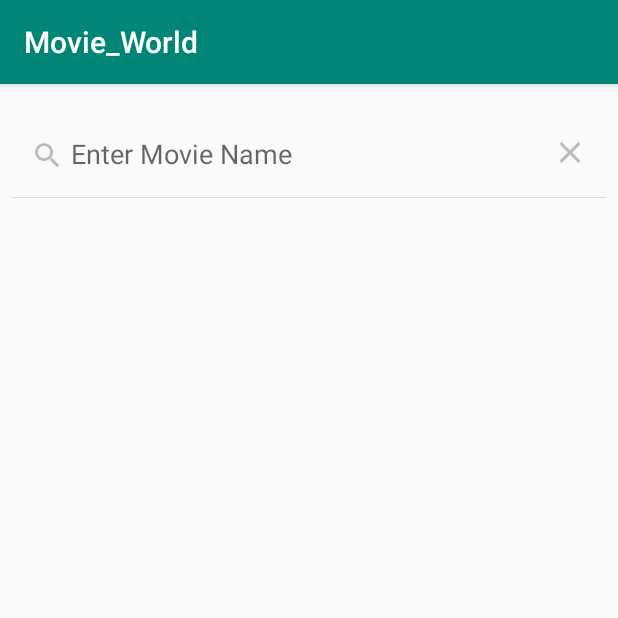
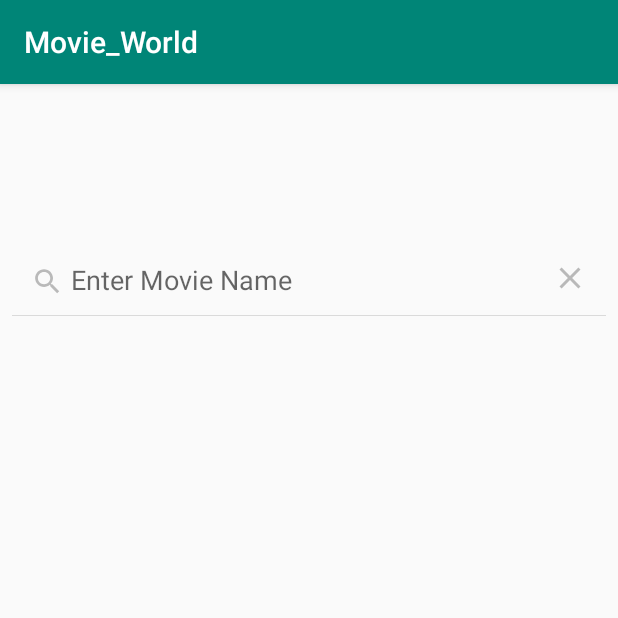
Before and after one commit to Charnpreet/Movie_World, an Android app: the fragment search_in_movies shown on its own in the app's theme, after a tap on "Search", on a phone screen of 412 x 824 dp, the top half of it. Run offline under Robolectric (Android 15) with nearby library versions, the phone set to English and light mode, and no system bars.

Commit message:
search fragment added

```diff
--- a/app/src/main/res/layout/display_movie_fragment.xml
+++ b/app/src/main/res/layout/display_movie_fragment.xml
@@ -7,12 +7,13 @@
 
     <android.support.design.widget.CollapsingToolbarLayout
             android:layout_width="match_parent"
-            android:layout_height="60dp"
+            android:layout_height="50dp"
             ads:layout_constraintEnd_toEndOf="parent"
             ads:layout_constraintStart_toStartOf="parent"
-            ads:layout_constraintTop_toTopOf="parent"
             android:id="@+id/collapsingToolbarLayout"
-            android:layout_marginTop="16dp">
+            ads:layout_constraintTop_toTopOf="parent" android:layout_marginTop="100dp"
+            android:layout_marginBottom="20dp" ads:layout_constraintBottom_toTopOf="@+id/display_movies_recylerview"
+            ads:layout_constraintVertical_bias="1.0">
         <SearchView
                 android:layout_width="match_parent"
                 android:layout_height="match_parent"
@@ -26,13 +27,13 @@
 
     <android.support.v7.widget.RecyclerView
 
-            android:layout_height="655dp"
+            android:layout_height="563dp"
             android:id="@+id/display_movies_recylerview"
-            android:layout_width="408dp"
+            android:layout_width="411dp"
             ads:layout_constraintEnd_toEndOf="parent"
             ads:layout_constraintStart_toStartOf="parent"
             ads:layout_constraintHorizontal_bias="0.0"
-            ads:layout_constraintTop_toBottomOf="@+id/collapsingToolbarLayout"
-            ads:layout_constraintBottom_toBottomOf="parent" android:layout_marginTop="16dp"/>
+            ads:layout_constraintBottom_toBottomOf="parent" android:layout_marginTop="20dp"
+            ads:layout_constraintTop_toBottomOf="@+id/collapsingToolbarLayout"/>
 
 </android.support.constraint.ConstraintLayout>
```
